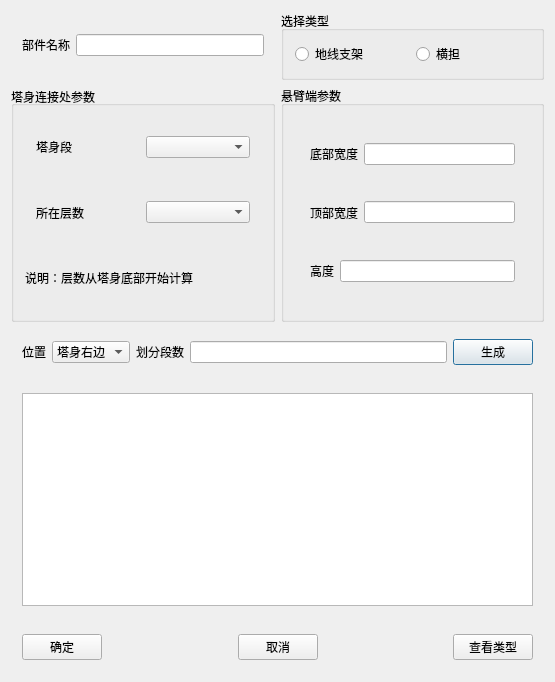
This is TW/T_CrossArm.ui in Shixuku/Tower-Visual as Qt 5 draws it before an edit. The edited form follows.
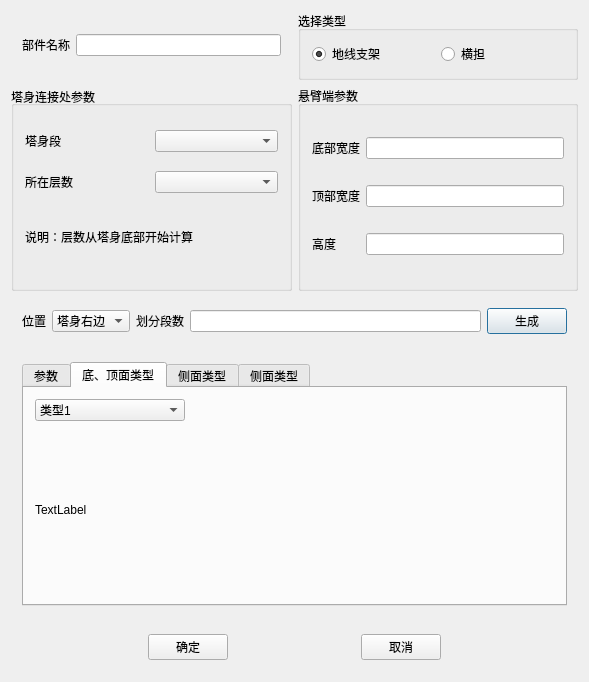
This is the edited form. The open tabs and pages were chosen to show the change.

Commit message: 修改主界面interface，treewidget的层次，将塔腿塔身塔头提到了topLevelItem(0)，把其他界面运用到这个部分的修改了。

What changed in the file:
```diff
--- a/TW/T_CrossArm.ui
+++ b/TW/T_CrossArm.ui
@@ -6,14 +6,14 @@
    <rect>
     <x>0</x>
     <y>0</y>
-    <width>555</width>
+    <width>589</width>
     <height>682</height>
    </rect>
   </property>
   <property name="windowTitle">
    <string>生成塔头部件</string>
   </property>
-  <layout class="QGridLayout" name="gridLayout_2" rowstretch="1,0,0,0,0,0,0,0">
+  <layout class="QGridLayout" name="gridLayout_2" rowstretch="1,0,0,0,0,0,0,0,0">
    <item row="0" column="1">
     <widget class="QGroupBox" name="groupBox_3">
      <property name="title">
@@ -25,6 +25,9 @@
         <property name="text">
          <string>地线支架</string>
         </property>
+        <property name="checked">
+         <bool>true</bool>
+        </property>
        </widget>
       </item>
       <item>
@@ -37,177 +40,162 @@
      </layout>
     </widget>
    </item>
-   <item row="1" column="1">
-    <widget class="QGroupBox" name="groupBox_2">
-     <property name="title">
-      <string>悬臂端参数</string>
-     </property>
-     <layout class="QVBoxLayout" name="verticalLayout">
-      <item>
-       <widget class="QStackedWidget" name="stackedWidget">
-        <property name="lineWidth">
-         <number>1</number>
-        </property>
-        <property name="currentIndex">
-         <number>0</number>
-        </property>
-        <widget class="QWidget" name="page">
-         <layout class="QHBoxLayout" name="horizontalLayout">
-          <item>
-           <widget class="QWidget" name="widget_11" native="true">
-            <layout class="QHBoxLayout" name="horizontalLayout_15">
-             <property name="leftMargin">
-              <number>4</number>
-             </property>
-             <property name="topMargin">
-              <number>4</number>
-             </property>
-             <property name="rightMargin">
-              <number>4</number>
-             </property>
-             <property name="bottomMargin">
-              <number>4</number>
-             </property>
-             <item>
-              <widget class="QLabel" name="label_12">
-               <property name="text">
-                <string>宽度</string>
-               </property>
-              </widget>
-             </item>
-             <item>
-              <widget class="QLineEdit" name="line_c1W0"/>
-             </item>
-            </layout>
-           </widget>
-          </item>
-         </layout>
-        </widget>
-        <widget class="QWidget" name="page_2">
-         <layout class="QVBoxLayout" name="verticalLayout_2">
-          <item>
-           <widget class="QWidget" name="widget_8" native="true">
-            <layout class="QHBoxLayout" name="horizontalLayout_10">
-             <property name="leftMargin">
-              <number>4</number>
-             </property>
-             <property name="topMargin">
-              <number>4</number>
-             </property>
-             <property name="rightMargin">
-              <number>4</number>
-             </property>
-             <property name="bottomMargin">
-              <number>4</number>
-             </property>
-             <item>
-              <widget class="QLabel" name="label_9">
-               <property name="text">
-                <string>底部宽度</string>
-               </property>
-              </widget>
-             </item>
-             <item>
-              <widget class="QLineEdit" name="line_c2W0"/>
-             </item>
-            </layout>
-           </widget>
-          </item>
-          <item>
-           <widget class="QWidget" name="widget_10" native="true">
-            <layout class="QHBoxLayout" name="horizontalLayout_12">
-             <property name="leftMargin">
-              <number>4</number>
-             </property>
-             <property name="topMargin">
-              <number>4</number>
-             </property>
-             <property name="rightMargin">
-              <number>4</number>
-             </property>
-             <property name="bottomMargin">
-              <number>4</number>
-             </property>
-             <item>
-              <widget class="QLabel" name="label_11">
-               <property name="text">
-                <string>顶部宽度</string>
-               </property>
-              </widget>
-             </item>
-             <item>
-              <widget class="QLineEdit" name="line_c2Wn"/>
-             </item>
-            </layout>
-           </widget>
-          </item>
-          <item>
-           <widget class="QWidget" name="widget_13" native="true">
-            <layout class="QHBoxLayout" name="horizontalLayout_13">
-             <property name="leftMargin">
-              <number>4</number>
-             </property>
-             <property name="topMargin">
-              <number>4</number>
-             </property>
-             <property name="rightMargin">
-              <number>4</number>
-             </property>
-             <property name="bottomMargin">
-              <number>4</number>
-             </property>
-             <item>
-              <widget class="QLabel" name="label_13">
-               <property name="text">
-                <string>高度</string>
-               </property>
-              </widget>
-             </item>
-             <item>
-              <widget class="QLineEdit" name="line_c2H"/>
-             </item>
-            </layout>
-           </widget>
-          </item>
-         </layout>
-        </widget>
-       </widget>
-      </item>
-     </layout>
-    </widget>
-   </item>
-   <item row="0" column="0">
-    <widget class="QWidget" name="widget_2" native="true">
-     <property name="maximumSize">
-      <size>
-       <width>1000000</width>
-       <height>60</height>
-      </size>
-     </property>
-     <layout class="QHBoxLayout" name="horizontalLayout_2">
-      <item>
-       <widget class="QLabel" name="label_6">
-        <property name="text">
-         <string>部件名称</string>
-        </property>
-       </widget>
-      </item>
-      <item>
-       <widget class="QLineEdit" name="part_name"/>
-      </item>
-     </layout>
-    </widget>
-   </item>
-   <item row="6" column="0" colspan="2">
+   <item row="7" column="0" colspan="2">
     <widget class="QWidget" name="widget_9" native="true">
      <layout class="QHBoxLayout" name="horizontalLayout_7">
       <item>
-       <widget class="QTableWidget" name="tableWidget"/>
+       <widget class="QTabWidget" name="tabWidget">
+        <property name="currentIndex">
+         <number>0</number>
+        </property>
+        <widget class="QWidget" name="widget">
+         <attribute name="title">
+          <string>参数</string>
+         </attribute>
+         <layout class="QHBoxLayout" name="horizontalLayout_4">
+          <item>
+           <widget class="QTableWidget" name="tableWidget"/>
+          </item>
+         </layout>
+        </widget>
+        <widget class="QWidget" name="tab_2">
+         <attribute name="title">
+          <string>底、顶面类型</string>
+         </attribute>
+         <layout class="QVBoxLayout" name="verticalLayout_2">
+          <item>
+           <widget class="QComboBox" name="comboBox">
+            <property name="maximumSize">
+             <size>
+              <width>150</width>
+              <height>16777215</height>
+             </size>
+            </property>
+            <item>
+             <property name="text">
+              <string>类型1</string>
+             </property>
+            </item>
+            <item>
+             <property name="text">
+              <string>类型2</string>
+             </property>
+            </item>
+            <item>
+             <property name="text">
+              <string>类型3</string>
+             </property>
+            </item>
+            <item>
+             <property name="text">
+              <string>类型4</string>
+             </property>
+            </item>
+           </widget>
+          </item>
+          <item>
+           <widget class="QLabel" name="label_4">
+            <property name="text">
+             <string>TextLabel</string>
+            </property>
+           </widget>
+          </item>
+         </layout>
+        </widget>
+        <widget class="QWidget" name="tab">
+         <attribute name="title">
+          <string>侧面类型</string>
+         </attribute>
+         <layout class="QVBoxLayout" name="verticalLayout_3">
+          <item>
+           <widget class="QComboBox" name="comboBox_2">
+            <property name="maximumSize">
+             <size>
+              <width>150</width>
+              <height>16777215</height>
+             </size>
+            </property>
+            <item>
+             <property name="text">
+              <string>类型1</string>
+             </property>
+            </item>
+            <item>
+             <property name="text">
+              <string>类型2</string>
+             </property>
+            </item>
+            <item>
+             <property name="text">
+              <string>类型3</string>
+             </property>
+            </item>
+           </widget>
+          </item>
+          <item>
+           <widget class="QLabel" name="label_5">
+            <property name="text">
+             <string>TextLabel</string>
+            </property>
+           </widget>
+          </item>
+         </layout>
+        </widget>
+        <widget class="QWidget" name="tab_3">
+         <attribute name="title">
+          <string>侧面类型</string>
+         </attribute>
+         <layout class="QVBoxLayout" name="verticalLayout_4">
+          <item>
+           <widget class="QComboBox" name="comboBox_3">
+            <property name="maximumSize">
+             <size>
+              <width>150</width>
+              <height>16777215</height>
+             </size>
+            </property>
+            <item>
+             <property name="text">
+              <string>类型1</string>
+             </property>
+            </item>
+            <item>
+             <property name="text">
+              <string>类型2</string>
+             </property>
+            </item>
+            <item>
+             <property name="text">
+              <string>类型3</string>
+             </property>
+            </item>
+            <item>
+             <property name="text">
+              <string>类型4</string>
+             </property>
+            </item>
+            <item>
+             <property name="text">
+              <string>类型5</string>
+             </property>
+            </item>
+           </widget>
+          </item>
+          <item>
+           <widget class="QLabel" name="label_10">
+            <property name="text">
+             <string>TextLabel</string>
+            </property>
+           </widget>
+          </item>
+         </layout>
+        </widget>
+       </widget>
       </item>
      </layout>
     </widget>
    </item>
-   <item row="5" column="0" colspan="2">
+   <item row="5" column="0" rowspan="2" colspan="2">
     <widget class="QWidget" name="widget_7" native="true">
      <layout class="QHBoxLayout" name="horizontalLayout_8">
       <item>
@@ -256,9 +244,44 @@
      </layout>
     </widget>
    </item>
-   <item row="7" column="0" colspan="2">
+   <item row="0" column="0">
+    <widget class="QWidget" name="widget_2" native="true">
+     <property name="maximumSize">
+      <size>
+       <width>1000000</width>
+       <height>60</height>
+      </size>
+     </property>
+     <layout class="QHBoxLayout" name="horizontalLayout_2">
+      <item>
+       <widget class="QLabel" name="label_6">
+        <property name="text">
+         <string>部件名称</string>
+        </property>
+       </widget>
+      </item>
+      <item>
+       <widget class="QLineEdit" name="part_name"/>
+      </item>
+     </layout>
+    </widget>
+   </item>
+   <item row="8" column="0" colspan="2">
     <widget class="QWidget" name="widget_12" native="true">
      <layout class="QHBoxLayout" name="horizontalLayout_14">
+      <item>
+       <spacer name="horizontalSpacer_3">
+        <property name="orientation">
+         <enum>Qt::Horizontal</enum>
+        </property>
+        <property name="sizeHint" stdset="0">
+         <size>
+          <width>40</width>
+          <height>20</height>
+         </size>
+        </property>
+       </spacer>
+      </item>
       <item>
        <widget class="QPushButton" name="btn_ok">
         <property name="text">
@@ -299,13 +322,6 @@
         </property>
        </spacer>
       </item>
-      <item>
-       <widget class="QPushButton" name="btn_look">
-        <property name="text">
-         <string>查看类型</string>
-        </property>
-       </widget>
-      </item>
      </layout>
     </widget>
    </item>
@@ -317,44 +333,117 @@
      <property name="alignment">
       <set>Qt::AlignLeading|Qt::AlignLeft|Qt::AlignVCenter</set>
      </property>
-     <layout class="QVBoxLayout" name="verticalLayout_3">
-      <item>
-       <widget class="QWidget" name="widget" native="true">
-        <layout class="QHBoxLayout" name="horizontalLayout_4">
-         <item>
-          <widget class="QLabel" name="label_2">
-           <property name="text">
-            <string>塔身段</string>
-           </property>
-          </widget>
-         </item>
-         <item>
-          <widget class="QComboBox" name="combo_body"/>
-         </item>
-        </layout>
-       </widget>
-      </item>
-      <item>
-       <widget class="QWidget" name="widget_3" native="true">
-        <layout class="QHBoxLayout" name="horizontalLayout_5">
-         <item>
-          <widget class="QLabel" name="label">
-           <property name="text">
-            <string>所在层数</string>
-           </property>
-          </widget>
-         </item>
-         <item>
-          <widget class="QComboBox" name="combo_Tier"/>
-         </item>
-        </layout>
-       </widget>
-      </item>
-      <item>
+     <layout class="QGridLayout" name="gridLayout">
+      <item row="4" column="0" colspan="2">
        <widget class="QLabel" name="label_3">
+        <property name="maximumSize">
+         <size>
+          <width>16777215</width>
+          <height>50</height>
+         </size>
+        </property>
         <property name="text">
          <string>说明：层数从塔身底部开始计算</string>
         </property>
+       </widget>
+      </item>
+      <item row="1" column="1">
+       <widget class="QComboBox" name="combo_body"/>
+      </item>
+      <item row="1" column="0">
+       <widget class="QLabel" name="label_2">
+        <property name="text">
+         <string>塔身段</string>
+        </property>
+       </widget>
+      </item>
+      <item row="2" column="0">
+       <widget class="QLabel" name="label">
+        <property name="text">
+         <string>所在层数</string>
+        </property>
+       </widget>
+      </item>
+      <item row="2" column="1">
+       <widget class="QComboBox" name="combo_Tier"/>
+      </item>
+     </layout>
+    </widget>
+   </item>
+   <item row="1" column="1">
+    <widget class="QGroupBox" name="groupBox_2">
+     <property name="title">
+      <string>悬臂端参数</string>
+     </property>
+     <layout class="QVBoxLayout" name="verticalLayout">
+      <property name="leftMargin">
+       <number>0</number>
+      </property>
+      <property name="topMargin">
+       <number>0</number>
+      </property>
+      <property name="rightMargin">
+       <number>0</number>
+      </property>
+      <property name="bottomMargin">
+       <number>0</number>
+      </property>
+      <item>
+       <widget class="QStackedWidget" name="stackedWidget">
+        <property name="lineWidth">
+         <number>1</number>
+        </property>
+        <property name="currentIndex">
+         <number>1</number>
+        </property>
+        <widget class="QWidget" name="page">
+         <layout class="QHBoxLayout" name="horizontalLayout">
+          <item>
+           <widget class="QLabel" name="label_12">
+            <property name="text">
+             <string>宽度</string>
+            </property>
+           </widget>
+          </item>
+          <item>
+           <widget class="QLineEdit" name="line_c1W0"/>
+          </item>
+         </layout>
+        </widget>
+        <widget class="QWidget" name="page_2">
+         <layout class="QGridLayout" name="gridLayout_3">
+          <item row="0" column="2">
+           <widget class="QLineEdit" name="line_c2W0"/>
+          </item>
+          <item row="2" column="0">
+           <widget class="QLabel" name="label_11">
+            <property name="text">
+             <string>顶部宽度</string>
+            </property>
+           </widget>
+          </item>
+          <item row="2" column="2">
+           <widget class="QLineEdit" name="line_c2Wn"/>
+          </item>
+          <item row="3" column="0">
+           <widget class="QLabel" name="label_13">
+            <property name="text">
+             <string>高度</string>
+            </property>
+           </widget>
+          </item>
+          <item row="3" column="2">
+           <widget class="QLineEdit" name="line_c2H"/>
+          </item>
+          <item row="0" column="0">
+           <widget class="QLabel" name="label_9">
+            <property name="text">
+             <string>底部宽度</string>
+            </property>
+           </widget>
+          </item>
+         </layout>
+        </widget>
        </widget>
       </item>
      </layout>
```
The commit also changes 19 other files.
